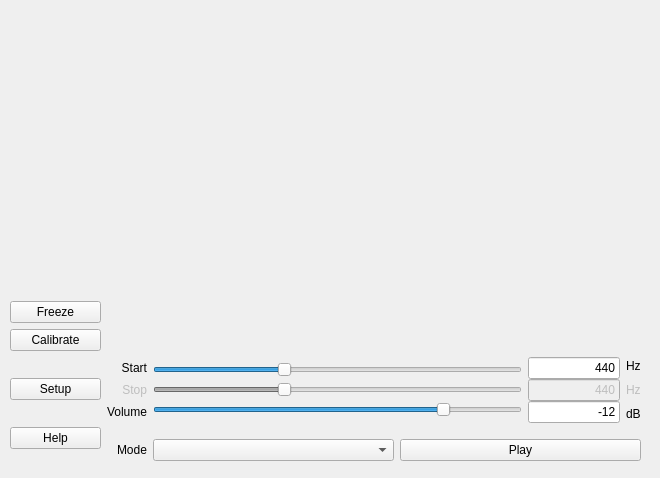
Qt form ui_AudioHelperGUI.ui (Rachael-ED/AudioHelper) before a commit.
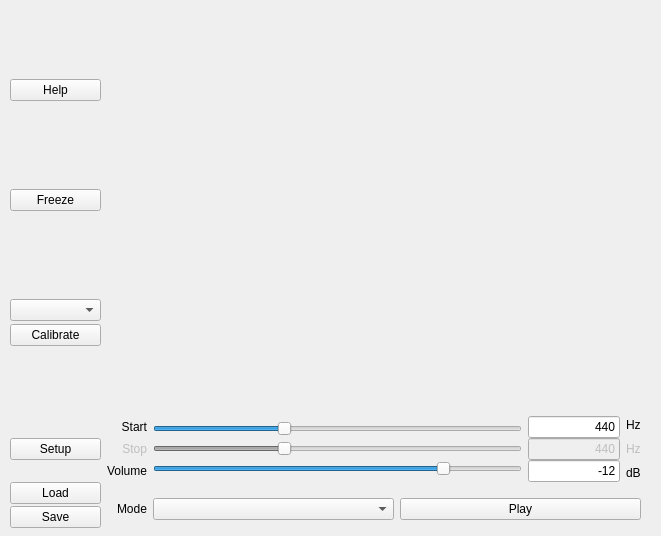
The same form after that commit. Icons and pictures are not drawn.

Commit message: a) Allow user to select calibration spectrum b) Updated GUI layout to add combo for cal spectrum, and config load/save buttons

Diff of the .ui file:
```diff
--- a/ui_AudioHelperGUI.ui
+++ b/ui_AudioHelperGUI.ui
@@ -6,8 +6,8 @@
    <rect>
     <x>0</x>
     <y>0</y>
-    <width>660</width>
-    <height>478</height>
+    <width>661</width>
+    <height>536</height>
    </rect>
   </property>
   <property name="windowTitle">
@@ -19,7 +19,7 @@
      <x>10</x>
      <y>10</y>
      <width>641</width>
-     <height>461</height>
+     <height>520</height>
     </rect>
    </property>
    <layout class="QGridLayout" name="gridLayout" rowstretch="1,0" columnstretch="1,6">
@@ -264,10 +264,20 @@
      </layout>
     </item>
     <item row="0" column="1">
-     <widget class="QWidget" name="plt_canvas" native="true"/>
+     <widget class="QWidget" name="plt_canvas" native="true">
+      <property name="sizePolicy">
+       <sizepolicy hsizetype="Preferred" vsizetype="Preferred">
+        <horstretch>0</horstretch>
+        <verstretch>0</verstretch>
+       </sizepolicy>
+      </property>
+     </widget>
     </item>
     <item row="0" column="0">
      <layout class="QVBoxLayout" name="verticalLayout_4">
+      <property name="spacing">
+       <number>3</number>
+      </property>
       <item alignment="Qt::AlignHCenter|Qt::AlignTop">
        <widget class="QLabel" name="img_herman">
         <property name="enabled">
@@ -293,7 +303,27 @@
         </property>
        </widget>
       </item>
+      <item alignment="Qt::AlignTop">
+       <widget class="QPushButton" name="btn_help">
+        <property name="text">
+         <string>Help</string>
+        </property>
+       </widget>
+      </item>
       <item>
+       <spacer name="horizontalSpacer_3">
+        <property name="orientation">
+         <enum>Qt::Horizontal</enum>
+        </property>
+        <property name="sizeHint" stdset="0">
+         <size>
+          <width>40</width>
+          <height>20</height>
+         </size>
+        </property>
+       </spacer>
+      </item>
+      <item alignment="Qt::AlignVCenter">
        <widget class="QPushButton" name="btn_aud_ana_enable">
         <property name="text">
          <string>Freeze</string>
@@ -301,16 +331,61 @@
        </widget>
       </item>
       <item>
+       <spacer name="horizontalSpacer_4">
+        <property name="orientation">
+         <enum>Qt::Horizontal</enum>
+        </property>
+        <property name="sizeHint" stdset="0">
+         <size>
+          <width>40</width>
+          <height>20</height>
+         </size>
+        </property>
+       </spacer>
+      </item>
+      <item alignment="Qt::AlignBottom">
+       <widget class="QComboBox" name="cmb_aud_ana_cal"/>
+      </item>
+      <item alignment="Qt::AlignTop">
        <widget class="QPushButton" name="btn_aud_ana_cal">
         <property name="text">
          <string>Calibrate</string>
         </property>
        </widget>
       </item>
+      <item>
+       <spacer name="horizontalSpacer_5">
+        <property name="orientation">
+         <enum>Qt::Horizontal</enum>
+        </property>
+        <property name="sizeHint" stdset="0">
+         <size>
+          <width>40</width>
+          <height>20</height>
+         </size>
+        </property>
+       </spacer>
+      </item>
      </layout>
     </item>
     <item row="1" column="0">
      <layout class="QVBoxLayout" name="verticalLayout_5">
+      <property name="spacing">
+       <number>0</number>
+      </property>
+      <item>
+       <spacer name="horizontalSpacer_6">
+        <property name="orientation">
+         <enum>Qt::Horizontal</enum>
+        </property>
+        <property name="sizeHint" stdset="0">
+         <size>
+          <width>40</width>
+          <height>20</height>
+         </size>
+        </property>
+       </spacer>
+      </item>
       <item>
        <widget class="QPushButton" name="btn_setup">
         <property name="text">
@@ -319,9 +394,29 @@
        </widget>
       </item>
       <item>
-       <widget class="QPushButton" name="btn_help">
+       <spacer name="horizontalSpacer_2">
+        <property name="orientation">
+         <enum>Qt::Horizontal</enum>
+        </property>
+        <property name="sizeHint" stdset="0">
+         <size>
+          <width>40</width>
+          <height>20</height>
+         </size>
+        </property>
+       </spacer>
+      </item>
+      <item>
+       <widget class="QPushButton" name="btn_cfg_load">
         <property name="text">
-         <string>Help</string>
+         <string>Load</string>
+        </property>
+       </widget>
+      </item>
+      <item>
+       <widget class="QPushButton" name="btn_cfg_save">
+        <property name="text">
+         <string>Save</string>
         </property>
        </widget>
       </item>
```
The commit also changes 2 other files.
